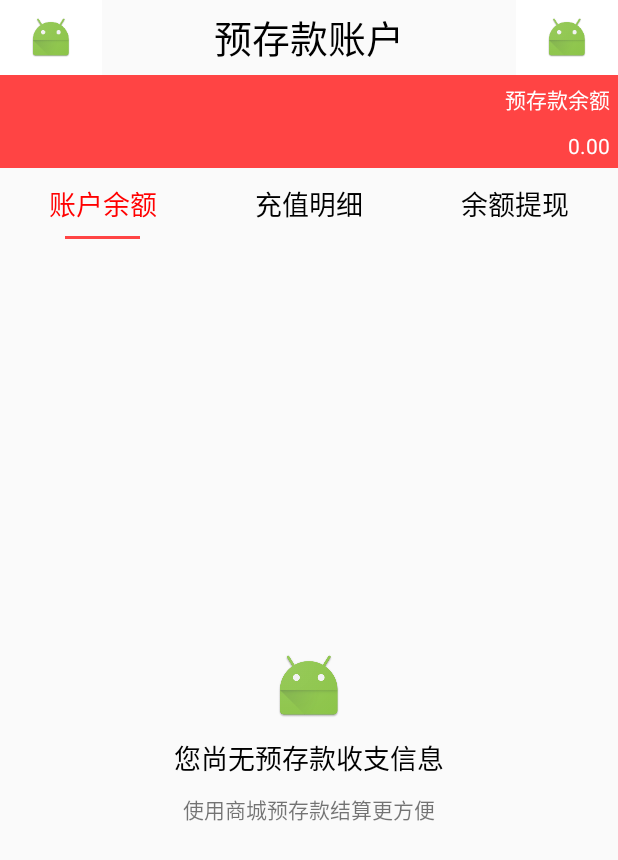
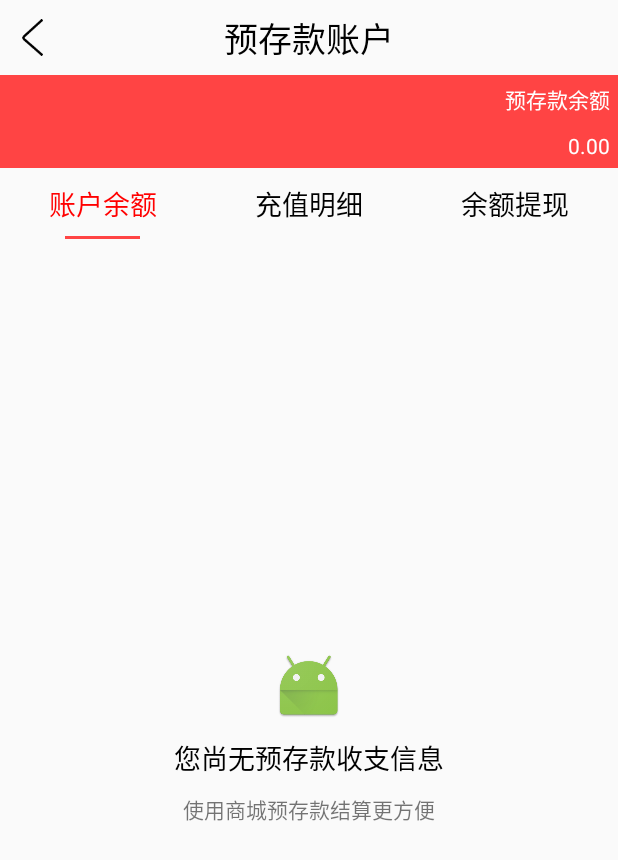
Before and after one commit to smm15045281940/gjw, an Android app: the AccountBalanceActivity screen opened directly, with no data from a screen before it, on a phone screen of 412 x 824 dp. Shown: the top 860 px of the screen. Run offline under Robolectric (Android 15) with nearby library versions, the phone set to English and light mode, and no system bars.

Commit message:
优化布局

```diff
--- a/app/src/main/res/layout/activity_account_balance.xml
+++ b/app/src/main/res/layout/activity_account_balance.xml
@@ -7,58 +7,36 @@
     android:orientation="vertical"
     tools:context="com.gangjianwang.www.gangjianwang.AccountBalanceActivity">
 
-    <LinearLayout
+    <RelativeLayout
         android:layout_width="match_parent"
-        android:layout_height="50dp"
-        android:orientation="horizontal">
+        android:layout_height="@dimen/x40">
 
         <RelativeLayout
-            android:layout_width="wrap_content"
+            android:id="@+id/rl_accountbalance_back"
+            android:layout_width="@dimen/x40"
             android:layout_height="match_parent"
-            android:background="@drawable/whitegray_selector"
+            android:background="@drawable/default_gray_selector"
             android:clickable="true"
-            android:id="@+id/rl_accountbalance_back">
+            android:padding="@dimen/x10">
 
             <ImageView
-                android:layout_width="wrap_content"
-                android:layout_height="wrap_content"
-                android:padding="10dp"
-                android:src="@mipmap/ic_launcher"/>
+                android:layout_width="@dimen/x20"
+                android:layout_height="@dimen/x20"
+                android:scaleType="fitXY"
+                android:src="@mipmap/back_black" />
 
         </RelativeLayout>
 
-        <RelativeLayout
-            android:layout_width="0dp"
-            android:layout_weight="1"
-            android:layout_height="match_parent">
+        <TextView
+            android:id="@+id/tv_accountbalance_title"
+            android:layout_width="wrap_content"
+            android:layout_height="wrap_content"
+            android:layout_centerInParent="true"
+            android:text="预存款账户"
+            android:textColor="@android:color/black"
+            android:textSize="@dimen/x18" />
 
-            <TextView
-                android:layout_centerInParent="true"
-                android:layout_width="wrap_content"
-                android:layout_height="wrap_content"
-                android:textSize="25sp"
-                android:textColor="@android:color/black"
-                android:text="预存款账户"
-                android:id="@+id/tv_accountbalance_title"/>
-
-        </RelativeLayout>
-
-        <RelativeLayout
-            android:layout_width="wrap_content"
-            android:layout_height="match_parent"
-            android:background="@drawable/whitegray_selector"
-            android:clickable="true"
-            android:id="@+id/rl_accountbalance_option">
-
-            <ImageView
-                android:layout_width="wrap_content"
-                android:layout_height="wrap_content"
-                android:padding="10dp"
-                android:src="@mipmap/ic_launcher"/>
-
-        </RelativeLayout>
-
-    </LinearLayout>
+    </RelativeLayout>
 
     <RelativeLayout
         android:layout_width="match_parent"
@@ -66,25 +44,26 @@
         android:background="@android:color/holo_red_light">
 
         <LinearLayout
-            android:layout_alignParentRight="true"
             android:layout_width="wrap_content"
             android:layout_height="wrap_content"
+            android:layout_alignParentRight="true"
             android:orientation="vertical">
 
             <TextView
                 android:layout_width="wrap_content"
                 android:layout_height="wrap_content"
+                android:layout_gravity="right"
                 android:padding="5dp"
-                android:layout_gravity="right"
-                android:textColor="@android:color/white"
-                android:text="预存款余额"/>
+                android:text="预存款余额"
+                android:textColor="@android:color/white" />
+
             <TextView
                 android:layout_width="wrap_content"
                 android:layout_height="wrap_content"
+                android:layout_gravity="right"
                 android:padding="5dp"
-                android:layout_gravity="right"
-                android:textColor="@android:color/white"
-                android:text="0.00"/>
+                android:text="0.00"
+                android:textColor="@android:color/white" />
 
         </LinearLayout>
 
@@ -97,88 +76,89 @@
 
         <RelativeLayout
             android:layout_width="0dp"
-            android:layout_weight="1"
-            android:layout_height="wrap_content">
+            android:layout_height="wrap_content"
+            android:layout_weight="1">
 
             <TextView
+                android:id="@+id/tv_accountbalance"
                 android:layout_width="wrap_content"
                 android:layout_height="wrap_content"
                 android:layout_centerHorizontal="true"
                 android:padding="10dp"
-                android:textSize="18sp"
+                android:text="账户余额"
                 android:textColor="@android:color/black"
-                android:text="账户余额"
-                android:id="@+id/tv_accountbalance"/>
+                android:textSize="18sp" />
+
             <View
-                android:visibility="invisible"
+                android:id="@+id/v_accountbalance"
                 android:layout_width="50dp"
                 android:layout_height="2dp"
+                android:layout_alignBottom="@+id/tv_accountbalance"
                 android:layout_centerHorizontal="true"
-                android:layout_alignBottom="@+id/tv_accountbalance"
                 android:background="@android:color/holo_red_light"
-                android:id="@+id/v_accountbalance"/>
+                android:visibility="invisible" />
 
         </RelativeLayout>
 
         <RelativeLayout
             android:layout_width="0dp"
-            android:layout_weight="1"
-            android:layout_height="wrap_content">
+            android:layout_height="wrap_content"
+            android:layout_weight="1">
 
             <TextView
-                android:layout_centerHorizontal="true"
+                android:id="@+id/tv_rechargedetail"
                 android:layout_width="wrap_content"
                 android:layout_height="wrap_content"
+                android:layout_centerHorizontal="true"
                 android:padding="10dp"
                 android:text="充值明细"
-                android:textSize="18sp"
                 android:textColor="@android:color/black"
-                android:id="@+id/tv_rechargedetail"/>
+                android:textSize="18sp" />
 
             <View
-                android:visibility="invisible"
+                android:id="@+id/v_rechargedetail"
                 android:layout_width="50dp"
                 android:layout_height="2dp"
+                android:layout_alignBottom="@+id/tv_rechargedetail"
                 android:layout_centerHorizontal="true"
-                android:layout_alignBottom="@+id/tv_rechargedetail"
                 android:background="@android:color/holo_red_light"
-                android:id="@+id/v_rechargedetail"/>
+                android:visibility="invisible" />
 
         </RelativeLayout>
 
         <RelativeLayout
             android:layout_width="0dp"
-            android:layout_weight="1"
-            android:layout_height="wrap_content">
+            android:layout_height="wrap_content"
+            android:layout_weight="1">
 
             <TextView
-                android:layout_centerHorizontal="true"
+                android:id="@+id/tv_accountcash"
                 android:layout_width="wrap_content"
                 android:layout_height="wrap_content"
+                android:layout_centerHorizontal="true"
                 android:padding="10dp"
                 android:text="余额提现"
-                android:textSize="18sp"
                 android:textColor="@android:color/black"
-                android:id="@+id/tv_accountcash"/>
+                android:textSize="18sp" />
 
             <View
-                android:visibility="invisible"
+                android:id="@+id/v_accountcash"
                 android:layout_width="50dp"
                 android:layout_height="2dp"
+                android:layout_alignBottom="@+id/tv_accountcash"
                 android:layout_centerHorizontal="true"
-                android:layout_alignBottom="@+id/tv_accountcash"
                 android:background="@android:color/holo_red_light"
-                android:id="@+id/v_accountcash"/>
+                android:visibility="invisible" />
 
         </RelativeLayout>
 
     </LinearLayout>
 
     <LinearLayout
+        android:id="@+id/ll_accountbalance_sit"
         android:layout_width="match_parent"
         android:layout_height="match_parent"
-        android:orientation="vertical"
-        android:id="@+id/ll_accountbalance_sit">
+        android:orientation="vertical">
 
     </LinearLayout>
 
```
